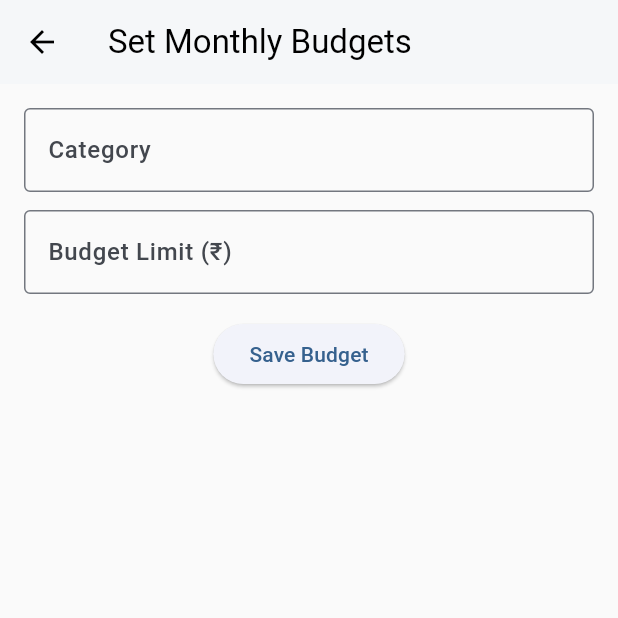
After one commit to Yurembam375/Smart-Finance-Tracker, a Flutter app: the screen it shows after launch, after a tap on the "account balance wallet" icon, on a phone screen of 412 x 824 dp, the top half of it. The commit adds this screen. Run offline on Flutter 3.47's test engine with Material 3 defaults, Android fonts, the phone set to English and light mode, and no system bars; our stand-ins replace fl_chart, flutter_riverpod, hive, hive_flutter; accounts and stored records are empty.

Commit message:
add buget_setup_screen and logic

```diff
--- a/lib/providers/budget_provider.dart
+++ b/lib/providers/budget_provider.dart
@@ -1,50 +1,21 @@
-
-// import 'package:expense_tracker/repositories/budget_repository.dart';
-// import 'package:flutter_riverpod/legacy.dart';
-// import '../model/budget_model.dart';
-
-
-// final budgetProvider = StateNotifierProvider<BudgetNotifier, List<BudgetModel>>((ref) {
-//   return BudgetNotifier();
-// });
-
-// class BudgetNotifier extends StateNotifier<List<BudgetModel>> {
-//   final repo = BudgetRepository();
-
-//   BudgetNotifier() : super([]) {
-//     loadBudgets();
-//   }
-
-//   Future<void> loadBudgets() async {
-//     state = repo.getAllBudgets();
-//   }
-
-//   Future<void> setBudget(String category, double limit) async {
-//     await repo.addOrUpdateBudget(category, limit);
-//     await loadBudgets();
-//   }
-
-//   Future<void> updateSpent(String category, double amount, bool isExpense) async {
-//     await repo.updateSpent(category, amount, isExpense);
-//     await loadBudgets();
-//   }
-// }
-import 'package:expense_tracker/model/budget_model.dart';
-import 'package:expense_tracker/repositories/budget_repository.dart';
 import 'package:flutter_riverpod/flutter_riverpod.dart';
 import 'package:flutter_riverpod/legacy.dart';
+import '../repositories/budget_repository.dart';
+import '../model/budget_model.dart';
 
-final budgetRepositoryProvider = Provider((ref) => BudgetRepository());
+final budgetRepositoryProvider = Provider<BudgetRepository>((ref) {
+  return BudgetRepository();
+});
 
-final budgetProvider = StateNotifierProvider<BudgetNotifier, List<BudgetModel>>(
-  (ref) {
-    final repo = ref.watch(budgetRepositoryProvider);
-    return BudgetNotifier(repo);
-  },
-);
+final budgetProvider =
+    StateNotifierProvider<BudgetNotifier, List<BudgetModel>>((ref) {
+  final repo = ref.watch(budgetRepositoryProvider);
+  return BudgetNotifier(repo);
+});
 
 class BudgetNotifier extends StateNotifier<List<BudgetModel>> {
   final BudgetRepository _repository;
+
   BudgetNotifier(this._repository) : super([]) {
     loadBudgets();
   }
@@ -57,9 +28,4 @@ class BudgetNotifier extends StateNotifier<List<BudgetModel>> {
     await _repository.addOrUpdateBudget(category, limit);
     loadBudgets();
   }
-
-  Future<void> updateSpent(String category, double amount, bool isExpense) async {
-    await _repository.updateSpent(category, amount, isExpense);
-    loadBudgets();
-  }
 }
--- a/lib/repositories/budget_repository.dart
+++ b/lib/repositories/budget_repository.dart
@@ -8,21 +8,33 @@ class BudgetRepository {
   List<BudgetModel> getAllBudgets() => box.values.toList();
 
   Future<void> addOrUpdateBudget(String category, double limit) async {
-    final existing = box.get(category);
+    final now = DateTime.now();
+    final monthKey = '${category}_${now.year}_${now.month}';
+
+    final existing = box.get(monthKey);
     if (existing != null) {
       existing.limit = limit;
       await existing.save();
     } else {
-      final newBudget = BudgetModel(category: category, limit: limit, spent: 0);
-      await box.put(category, newBudget);
+      final newBudget = BudgetModel(category: category, limit: limit);
+      await box.put(monthKey, newBudget);
     }
   }
 
   Future<void> updateSpent(String category, double amount, bool isExpense) async {
-    final budget = box.get(category);
+    final now = DateTime.now();
+    final monthKey = '${category}_${now.year}_${now.month}';
+    final budget = box.get(monthKey);
+
     if (budget != null) {
       budget.spent += isExpense ? amount : -amount;
       await budget.save();
     }
   }
+
+  Future<BudgetModel?> getBudget(String category) async {
+    final now = DateTime.now();
+    final monthKey = '${category}_${now.year}_${now.month}';
+    return box.get(monthKey);
+  }
 }
--- /dev/null
+++ b/lib/screen/budget_setup_screen.dart
@@ -0,0 +1,80 @@
+import 'package:expense_tracker/providers/budget_provider.dart';
+import 'package:flutter/material.dart';
+import 'package:flutter_riverpod/flutter_riverpod.dart';
+
+class BudgetSetupScreen extends ConsumerWidget {
+  const BudgetSetupScreen({super.key});
+
+  @override
+  Widget build(BuildContext context, WidgetRef ref) {
+    final budgets = ref.watch(budgetProvider);
+    final notifier = ref.read(budgetProvider.notifier);
+
+    final categoryController = TextEditingController();
+    final limitController = TextEditingController();
+
+    return Scaffold(
+      appBar: AppBar(title: const Text('Set Monthly Budgets')),
+      body: Padding(
+        padding: const EdgeInsets.all(16),
+        child: Column(
+          children: [
+            TextField(
+              controller: categoryController,
+              decoration: const InputDecoration(
+                labelText: 'Category',
+                border: OutlineInputBorder(),
+              ),
+            ),
+            const SizedBox(height: 12),
+            TextField(
+              controller: limitController,
+              decoration: const InputDecoration(
+                labelText: 'Budget Limit (₹)',
+                border: OutlineInputBorder(),
+              ),
+              keyboardType: TextInputType.number,
+            ),
+            const SizedBox(height: 16),
+            ElevatedButton(
+              onPressed: () async {
+                final category = categoryController.text.trim();
+                final limit = double.tryParse(limitController.text) ?? 0;
+                if (category.isNotEmpty && limit > 0) {
+                  await notifier.setBudget(category, limit);
+                  categoryController.clear();
+                  limitController.clear();
+                  ScaffoldMessenger.of(context).showSnackBar(
+                    const SnackBar(content: Text('Budget added/updated!')),
+                  );
+                }
+              },
+              child: const Text('Save Budget'),
+            ),
+            const SizedBox(height: 24),
+            Expanded(
+              child: ListView.builder(
+                itemCount: budgets.length,
+                itemBuilder: (context, index) {
+                  final b = budgets[index];
+                  return ListTile(
+                    title: Text(b.category),
+                    subtitle: Text('Limit: ₹${b.limit.toStringAsFixed(0)}'),
+                    trailing: Text(
+                      'Spent: ₹${b.spent.toStringAsFixed(0)}',
+                      style: TextStyle(
+                        color: b.spent >= b.limit * 0.9
+                            ? Colors.orange
+                            : (b.spent > b.limit ? Colors.red : Colors.green),
+                      ),
+                    ),
+                  );
+                },
+              ),
+            )
+          ],
+        ),
+      ),
+    );
+  }
+}
--- a/lib/screen/home_screen.dart
+++ b/lib/screen/home_screen.dart
@@ -1,5 +1,6 @@
 import 'package:expense_tracker/main.dart';
 import 'package:expense_tracker/providers/budget_provider.dart';
+import 'package:expense_tracker/screen/budget_setup_screen.dart';
 import 'package:expense_tracker/widgets/budget_card.dart';
 import 'package:expense_tracker/widgets/transaction_tile.dart';
 import 'package:flutter/material.dart';
@@ -17,20 +18,20 @@ class HomeScreen extends ConsumerWidget {
     final transactionsAsync = ref.watch(transactionsProvider);
     final budgets = ref.watch(budgetProvider);
     final notifier = ref.read(budgetProvider.notifier);
-
-    // Add sample budgets if none exist
-    // if (budgets.isEmpty) {
-    //   Future.microtask(() async {
-    //     await notifier.setBudget("Food", 10000);
-    //     await notifier.setBudget("Travel", 5000);
-    //     await notifier.setBudget("Shopping", 8000);
-    //   });
-    // }
     return Scaffold(
       appBar: AppBar(
         title: const Text('Smart Finance Tracker'),
         centerTitle: true,
         actions: [
+          IconButton(
+            icon: const Icon(Icons.account_balance_wallet_outlined),
+            onPressed: () {
+              Navigator.push(
+                context,
+                MaterialPageRoute(builder: (_) => const BudgetSetupScreen()),
+              );
+            },
+          ),
           IconButton(
             icon: Icon(
               Theme.of(context).brightness == Brightness.dark
```
Also changed, not shown: lib/model/budget_model.dart (+6 -2 lines), lib/model/budget_model.g.dart.
